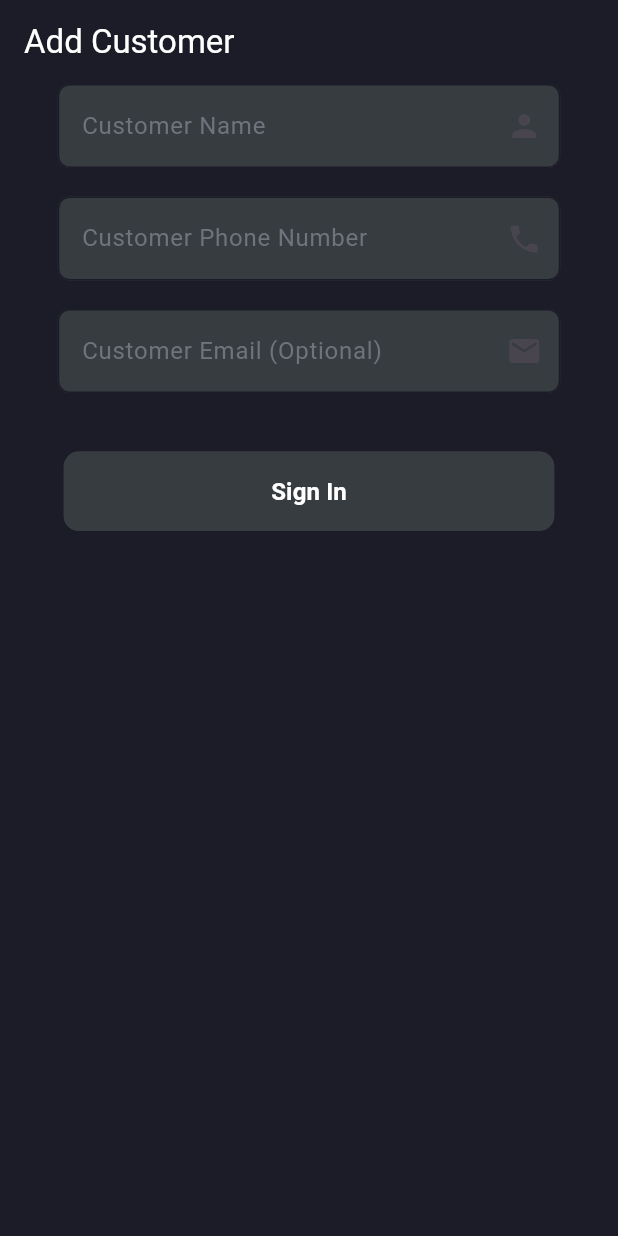
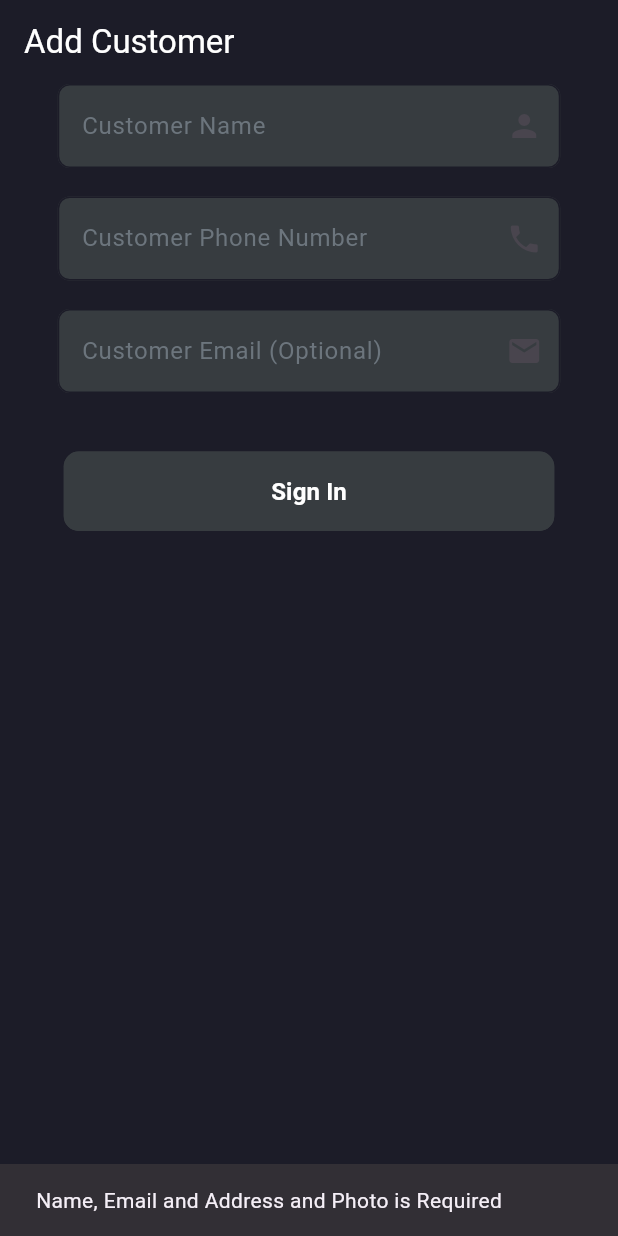
Before and after one commit to fwdAndroid/beyoundthecall, a Flutter app: the SignInSheet screen opened directly, after a tap on "Sign In", on a phone screen of 412 x 824 dp. Run offline on Flutter 3.47's test engine with Material 2 defaults, Android fonts, the phone set to English and light mode, and no system bars; our stand-ins replace cloud_firestore, firebase_auth, firebase_core, firebase_storage, image_picker, loading_animation_widget; accounts and stored records are empty; Roboto replaces fonts that are missing (Gilroy); statements that could not run were skipped.

Commit message:
Add Custoemr

```diff
--- /dev/null
+++ b/lib/models/customer_models.dart
@@ -0,0 +1,39 @@
+import 'package:cloud_firestore/cloud_firestore.dart';
+
+class CustomerModel {
+  String uid;
+  String customerName;
+  String customerPhone;
+  String customerEmail;
+  String uuid;
+
+  CustomerModel({
+    required this.uid,
+    required this.customerName,
+    required this.customerPhone,
+    required this.customerEmail,
+    required this.uuid,
+  });
+
+  ///Converting OBject into Json Object
+  Map<String, dynamic> toJson() => {
+        'uid': uid,
+        'customerName': customerName,
+        'customerPhone': customerPhone,
+        'uuid': uuid,
+        'customerEmail': customerEmail
+      };
+
+  ///
+  static CustomerModel fromSnap(DocumentSnapshot snaps) {
+    var snapshot = snaps.data() as Map<String, dynamic>;
+
+    return CustomerModel(
+      uid: snapshot['uid'],
+      customerName: snapshot['customerName'],
+      customerEmail: snapshot['customerEmail'],
+      customerPhone: snapshot['customerPhone'],
+      uuid: snapshot['uuid'],
+    );
+  }
+}
--- a/lib/screens/pages/sign_in_sheet.dart
+++ b/lib/screens/pages/sign_in_sheet.dart
@@ -1,3 +1,4 @@
+import 'package:beyoundthecall/services/database.dart';
 import 'package:beyoundthecall/utils/colors.dart';
 import 'package:beyoundthecall/utils/controllers.dart';
 import 'package:beyoundthecall/widgets/buttons.dart';
@@ -12,6 +13,8 @@ class SignInSheet extends StatefulWidget {
 }
 
 class _SignInSheetState extends State<SignInSheet> {
+  bool _isLoading = false;
+
   @override
   Widget build(BuildContext context) {
     return Scaffold(
@@ -57,16 +60,43 @@ class _SignInSheetState extends State<SignInSheet> {
               ),
             ),
             Center(
-              child: WonsButton(
-                onPressed: () {},
-                text: "Sign In",
-                height: 40,
-                width: 327,
-              ),
+              child: _isLoading
+                  ? Center(child: CircularProgressIndicator())
+                  : WonsButton(
+                      onPressed: createCustomer,
+                      text: "Sign In",
+                      height: 40,
+                      width: 327,
+                    ),
             ),
           ],
         ),
       ),
     );
   }
+
+  createCustomer() async {
+    setState(() {
+      _isLoading = true;
+    });
+    if (staffEmailController.text.isEmpty ||
+        staffMemebersNameController.text.isEmpty ||
+        staffAddressController.text.isEmpty) {
+      ScaffoldMessenger.of(context).showSnackBar(SnackBar(
+          content: Text("Name, Email and Address and Photo is Required")));
+    }
+    String rse = await DatabaseMethods().createCustomer(
+      name: customerNameController.text,
+      email: customermailController.text,
+      phoneNumber: customerPhoneController.text,
+    );
+
+    print(rse);
+    setState(() {
+      _isLoading = false;
+    });
+    if (rse != 'sucess') {
+      ScaffoldMessenger.of(context).showSnackBar(SnackBar(content: Text(rse)));
+    } else {}
+  }
 }
--- a/lib/services/database.dart
+++ b/lib/services/database.dart
@@ -1,5 +1,6 @@
 import 'dart:typed_data';
 
+import 'package:beyoundthecall/models/customer_models.dart';
 import 'package:beyoundthecall/models/staff_models.dart';
 import 'package:beyoundthecall/services/storage_methods.dart';
 import 'package:cloud_firestore/cloud_firestore.dart';
@@ -39,4 +40,33 @@ class DatabaseMethods {
     }
     return res;
   }
+
+  Future<String> createCustomer({
+    required String name,
+    required String email,
+    required String phoneNumber,
+  }) async {
+    String res = 'Some error occured';
+    try {
+      if (email.isNotEmpty || name.isNotEmpty) {
+        var uuid = Uuid().v4();
+        //Add User to the database with modal
+        CustomerModel userModel = CustomerModel(
+          customerEmail: email,
+          customerName: name,
+          customerPhone: phoneNumber,
+          uuid: uuid,
+          uid: FirebaseAuth.instance.currentUser!.uid,
+        );
+        await FirebaseFirestore.instance
+            .collection("customers")
+            .doc(uuid)
+            .set(userModel.toJson());
+        res = 'sucess';
+      }
+    } catch (e) {
+      res = e.toString();
+    }
+    return res;
+  }
 }
```
